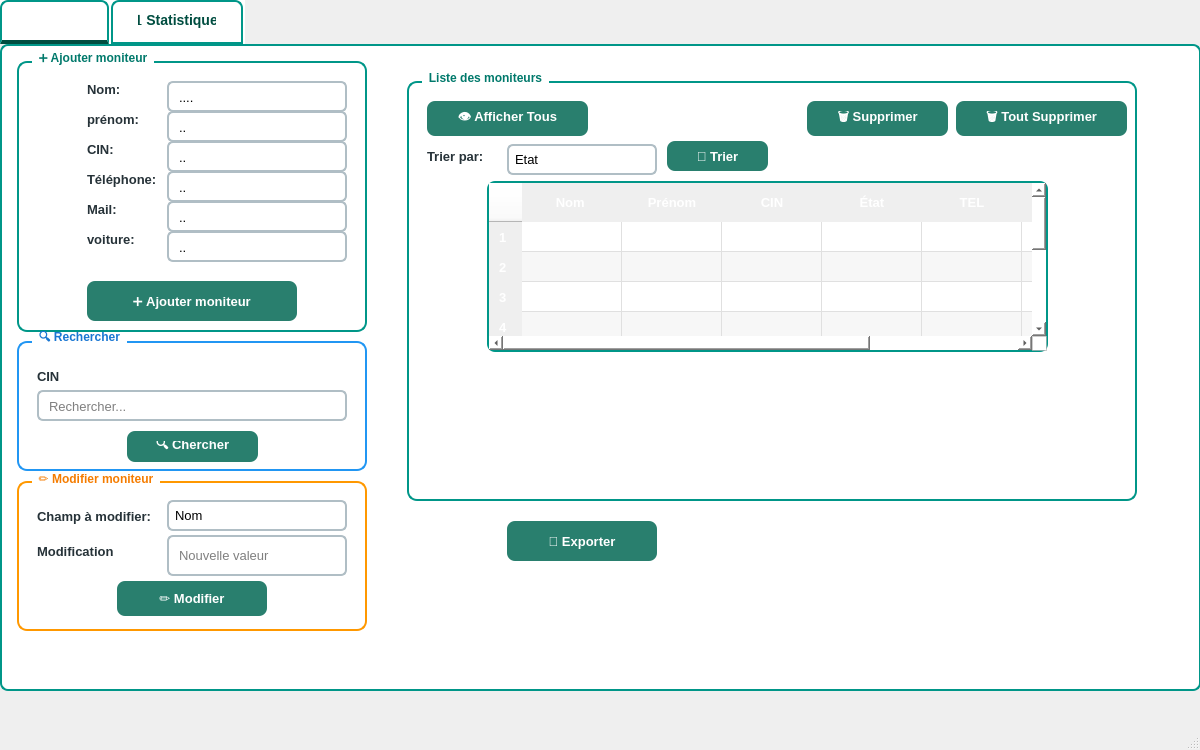
This is mainwindow.ui in Esprit-UP-Algo/projetcpp-2a25-s1-smart-driving-school as Qt 5 draws it before an edit. The edited form follows.
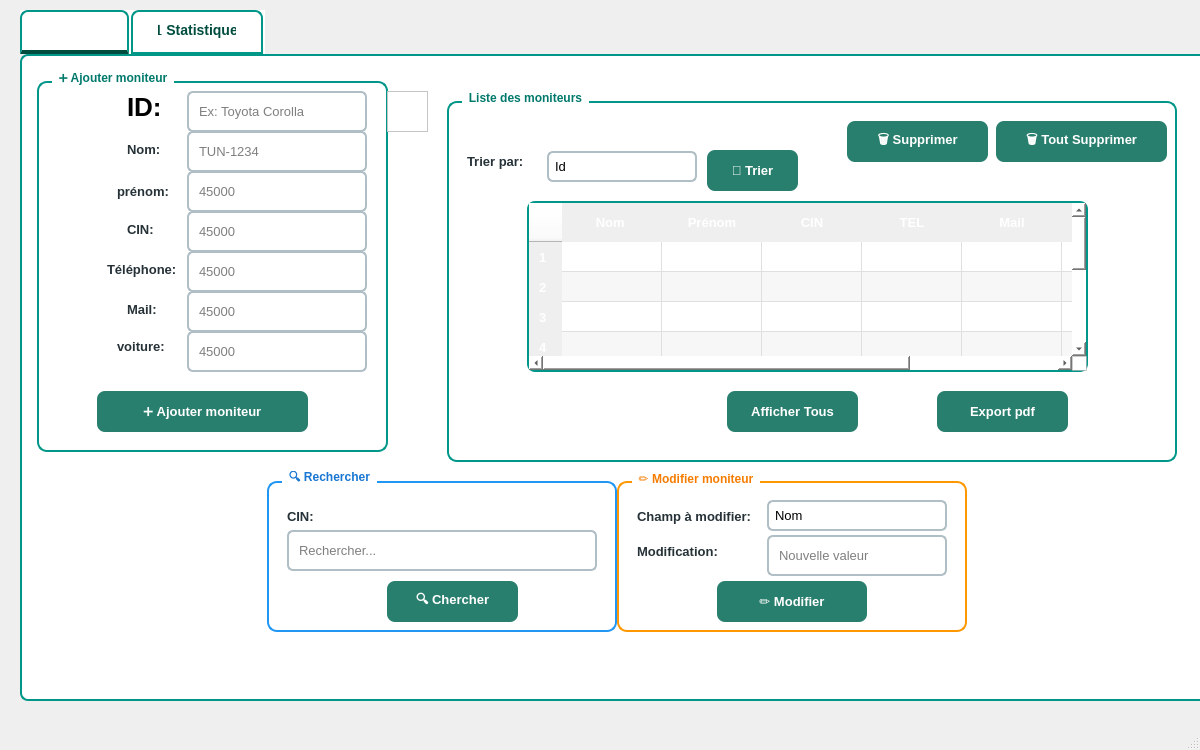
This is the edited form. The open tabs and pages were chosen to show the change. Icons and pictures are not drawn.

Diff of the .ui file:
```diff
--- a/mainwindow.ui
+++ b/mainwindow.ui
@@ -189,8 +189,8 @@
    <widget class="QTabWidget" name="tabWidget">
     <property name="geometry">
      <rect>
-      <x>0</x>
-      <y>0</y>
+      <x>20</x>
+      <y>10</y>
       <width>1201</width>
       <height>691</height>
      </rect>
@@ -199,7 +199,7 @@
      <string notr="true">background-color: rgb(255, 255, 255);</string>
     </property>
     <property name="currentIndex">
-     <number>1</number>
+     <number>0</number>
     </property>
     <widget class="QWidget" name="tab">
      <attribute name="title">
@@ -209,9 +209,9 @@
       <property name="geometry">
        <rect>
         <x>10</x>
-        <y>0</y>
-        <width>350</width>
-        <height>281</height>
+        <y>10</y>
+        <width>351</width>
+        <height>381</height>
        </rect>
       </property>
       <property name="styleSheet">
@@ -237,14 +237,15 @@
       <widget class="QLabel" name="label">
        <property name="geometry">
         <rect>
-         <x>70</x>
-         <y>30</y>
+         <x>90</x>
+         <y>70</y>
          <width>41</width>
          <height>16</height>
         </rect>
        </property>
        <property name="styleSheet">
         <string notr="true"> background: qlineargradient(x1:0, y1:0, x2:1, y2:1,
+alternate-background-color: rgb(0, 0, 0);
         stop:0 #E0F2F1, stop:1 #B2DFDB);</string>
        </property>
        <property name="text">
@@ -255,13 +256,16 @@
        <property name="geometry">
         <rect>
          <x>150</x>
-         <y>30</y>
+         <y>20</y>
          <width>180</width>
-         <height>31</height>
+         <height>41</height>
         </rect>
        </property>
+       <property name="styleSheet">
+        <string notr="true">color: rgb(0, 0, 0);</string>
+       </property>
        <property name="text">
-        <string>....</string>
+        <string/>
        </property>
        <property name="placeholderText">
         <string>Ex: Toyota Corolla</string>
@@ -270,14 +274,15 @@
       <widget class="QLabel" name="label_2">
        <property name="geometry">
         <rect>
-         <x>70</x>
-         <y>60</y>
+         <x>80</x>
+         <y>110</y>
          <width>51</width>
-         <height>16</height>
+         <height>21</height>
         </rect>
        </property>
        <property name="styleSheet">
         <string notr="true"> background: qlineargradient(x1:0, y1:0, x2:1, y2:1,
+alternate-background-color: rgb(0, 0, 0);
         stop:0 #E0F2F1, stop:1 #B2DFDB);
 </string>
        </property>
@@ -291,11 +296,14 @@
          <x>150</x>
          <y>60</y>
          <width>180</width>
-         <height>31</height>
+         <height>41</height>
         </rect>
        </property>
+       <property name="styleSheet">
+        <string notr="true">color: rgb(0, 0, 0);</string>
+       </property>
        <property name="text">
-        <string>..</string>
+        <string/>
        </property>
        <property name="placeholderText">
         <string>TUN-1234</string>
@@ -304,14 +312,15 @@
       <widget class="QLabel" name="label_4">
        <property name="geometry">
         <rect>
-         <x>70</x>
-         <y>90</y>
+         <x>90</x>
+         <y>150</y>
          <width>31</width>
          <height>16</height>
         </rect>
        </property>
        <property name="styleSheet">
         <string notr="true"> background: qlineargradient(x1:0, y1:0, x2:1, y2:1,
+alternate-background-color: rgb(0, 0, 0);
         stop:0 #E0F2F1, stop:1 #B2DFDB);</string>
        </property>
        <property name="text">
@@ -322,13 +331,16 @@
        <property name="geometry">
         <rect>
          <x>150</x>
-         <y>90</y>
+         <y>100</y>
          <width>180</width>
-         <height>31</height>
+         <height>41</height>
         </rect>
        </property>
+       <property name="styleSheet">
+        <string notr="true">color: rgb(0, 0, 0);</string>
+       </property>
        <property name="text">
-        <string>..</string>
+        <string/>
        </property>
        <property name="placeholderText">
         <string>45000</string>
@@ -338,13 +350,14 @@
        <property name="geometry">
         <rect>
          <x>70</x>
-         <y>120</y>
+         <y>190</y>
          <width>71</width>
          <height>16</height>
         </rect>
        </property>
        <property name="styleSheet">
         <string notr="true"> background: qlineargradient(x1:0, y1:0, x2:1, y2:1,
+alternate-background-color: rgb(0, 0, 0);
         stop:0 #E0F2F1, stop:1 #B2DFDB);</string>
        </property>
        <property name="text">
@@ -354,10 +367,10 @@
       <widget class="QPushButton" name="pushButton">
        <property name="geometry">
         <rect>
-         <x>70</x>
-         <y>230</y>
-         <width>210</width>
-         <height>40</height>
+         <x>60</x>
+         <y>320</y>
+         <width>211</width>
+         <height>41</height>
         </rect>
        </property>
        <property name="styleSheet">
@@ -371,8 +384,8 @@
       <widget class="QLabel" name="label_9">
        <property name="geometry">
         <rect>
-         <x>70</x>
-         <y>150</y>
+         <x>90</x>
+         <y>230</y>
          <width>31</width>
          <height>16</height>
         </rect>
@@ -388,10 +401,10 @@
       <widget class="QLabel" name="label_15">
        <property name="geometry">
         <rect>
-         <x>70</x>
-         <y>180</y>
+         <x>80</x>
+         <y>260</y>
          <width>51</width>
-         <height>16</height>
+         <height>31</height>
         </rect>
        </property>
        <property name="styleSheet">
@@ -406,13 +419,16 @@
        <property name="geometry">
         <rect>
          <x>150</x>
-         <y>120</y>
+         <y>140</y>
          <width>180</width>
-         <height>31</height>
+         <height>41</height>
         </rect>
        </property>
+       <property name="styleSheet">
+        <string notr="true">color: rgb(0, 0, 0);</string>
+       </property>
        <property name="text">
-        <string>..</string>
+        <string/>
        </property>
        <property name="placeholderText">
         <string>45000</string>
@@ -422,13 +438,16 @@
        <property name="geometry">
         <rect>
          <x>150</x>
-         <y>150</y>
+         <y>180</y>
          <width>180</width>
-         <height>31</height>
+         <height>41</height>
         </rect>
        </property>
+       <property name="styleSheet">
+        <string notr="true">color: rgb(0, 0, 0);</string>
+       </property>
        <property name="text">
-        <string>..</string>
+        <string/>
        </property>
        <property name="placeholderText">
         <string>45000</string>
@@ -438,13 +457,66 @@
        <property name="geometry">
         <rect>
          <x>150</x>
-         <y>180</y>
+         <y>220</y>
          <width>180</width>
+         <height>41</height>
+        </rect>
+       </property>
+       <property name="autoFillBackground">
+        <bool>false</bool>
+       </property>
+       <property name="styleSheet">
+        <string notr="true">color: rgb(0, 0, 0);</string>
+       </property>
+       <property name="text">
+        <string/>
+       </property>
+       <property name="placeholderText">
+        <string>45000</string>
+       </property>
+      </widget>
+      <widget class="QLabel" name="label_8">
+       <property name="geometry">
+        <rect>
+         <x>90</x>
+         <y>20</y>
+         <width>51</width>
          <height>31</height>
         </rect>
        </property>
+       <property name="font">
+        <font>
+         <pointsize>-1</pointsize>
+         <bold>true</bold>
+        </font>
+       </property>
+       <property name="autoFillBackground">
+        <bool>false</bool>
+       </property>
+       <property name="styleSheet">
+        <string notr="true">color: rgb(0, 0, 0);
+ background: qlineargradient(x1:0, y1:0, x2:1, y2:1,
+alternate-background-color: rgb(0, 0, 0);
+        stop:0 #E0F2F1, stop:1 #B2DFDB);</string>
+       </property>
        <property name="text">
-        <string>..</string>
+        <string>ID:</string>
+       </property>
+      </widget>
+      <widget class="QLineEdit" name="lineEdit_12">
+       <property name="geometry">
+        <rect>
+         <x>150</x>
+         <y>260</y>
+         <width>180</width>
+         <height>41</height>
+        </rect>
+       </property>
+       <property name="styleSheet">
+        <string notr="true">color: rgb(0, 0, 0);</string>
+       </property>
+       <property name="text">
+        <string/>
        </property>
        <property name="placeholderText">
         <string>45000</string>
@@ -454,10 +526,10 @@
      <widget class="QGroupBox" name="groupBox_2">
       <property name="geometry">
        <rect>
-        <x>10</x>
-        <y>280</y>
+        <x>240</x>
+        <y>410</y>
         <width>350</width>
-        <height>140</height>
+        <height>161</height>
        </rect>
       </property>
       <property name="styleSheet">
@@ -485,12 +557,17 @@
         <rect>
          <x>20</x>
          <y>35</y>
-         <width>150</width>
+         <width>31</width>
          <height>20</height>
         </rect>
        </property>
+       <property name="styleSheet">
+        <string notr="true">  background: qlineargradient(x1:0, y1:0, x2:1, y2:1,
+        stop:0 #E3F2FD, stop:1 #BBDEFB);
+    </string>
+       </property>
        <property name="text">
-        <string>CIN</string>
+        <string>CIN:</string>
        </property>
       </widget>
       <widget class="QLineEdit" name="lineEdit_3">
@@ -499,9 +576,12 @@
          <x>20</x>
          <y>59</y>
          <width>310</width>
-         <height>31</height>
+         <height>41</height>
         </rect>
        </property>
+       <property name="styleSheet">
+        <string notr="true">color: rgb(0, 0, 0);</string>
+       </property>
        <property name="placeholderText">
         <string>Rechercher...</string>
        </property>
@@ -509,10 +589,10 @@
       <widget class="QPushButton" name="pushButton_2">
        <property name="geometry">
         <rect>
-         <x>110</x>
-         <y>100</y>
+         <x>120</x>
+         <y>110</y>
          <width>131</width>
-         <height>31</height>
+         <height>41</height>
         </rect>
        </property>
        <property name="styleSheet">
@@ -527,10 +607,10 @@
      <widget class="QGroupBox" name="groupBox_3">
       <property name="geometry">
        <rect>
-        <x>10</x>
-        <y>420</y>
+        <x>590</x>
+        <y>410</y>
         <width>350</width>
-        <height>160</height>
+        <height>161</height>
        </rect>
       </property>
       <property name="styleSheet">
@@ -558,10 +638,14 @@
         <rect>
          <x>20</x>
          <y>35</y>
-         <width>150</width>
+         <width>121</width>
          <height>20</height>
         </rect>
        </property>
+       <property name="styleSheet">
+        <string notr="true"> background: qlineargradient(x1:0, y1:0, x2:1, y2:1,
+        stop:0 #FFF3E0, stop:1 #FFE0B2);</string>
+       </property>
        <property name="text">
         <string>Champ à modifier:</string>
        </property>
@@ -575,6 +659,9 @@
          <height>31</height>
         </rect>
        </property>
+       <property name="styleSheet">
+        <string notr="true">color: rgb(0, 0, 0);</string>
+       </property>
        <item>
         <property name="text">
          <string>Nom</string>
@@ -611,12 +698,16 @@
         <rect>
          <x>20</x>
          <y>70</y>
-         <width>130</width>
+         <width>101</width>
          <height>20</height>
         </rect>
        </property>
+       <property name="styleSheet">
+        <string notr="true"> background: qlineargradient(x1:0, y1:0, x2:1, y2:1,
+        stop:0 #FFF3E0, stop:1 #FFE0B2);</string>
+       </property>
        <property name="text">
-        <string>Modification</string>
+        <string>Modification:</string>
        </property>
       </widget>
       <widget class="QLineEdit" name="lineEdit_5">
@@ -628,6 +719,9 @@
          <height>41</height>
         </rect>
        </property>
+       <property name="styleSheet">
+        <string notr="true">color: rgb(0, 0, 0);</string>
+       </property>
        <property name="placeholderText">
         <string>Nouvelle valeur</string>
        </property>
@@ -638,7 +732,7 @@
          <x>100</x>
          <y>110</y>
          <width>150</width>
-         <height>35</height>
+         <height>41</height>
         </rect>
        </property>
        <property name="styleSheet">
@@ -653,10 +747,10 @@
      <widget class="QGroupBox" name="groupBox_4">
       <property name="geometry">
        <rect>
-        <x>400</x>
-        <y>20</y>
+        <x>420</x>
+        <y>30</y>
         <width>730</width>
-        <height>430</height>
+        <height>371</height>
        </rect>
       </property>
       <property name="styleSheet">
@@ -678,30 +772,13 @@
       <property name="title">
        <string>Liste des moniteurs</string>
       </property>
-      <widget class="QPushButton" name="pushButton_4">
-       <property name="geometry">
-        <rect>
-         <x>20</x>
-         <y>30</y>
-         <width>161</width>
-         <height>35</height>
-        </rect>
-       </property>
-       <property name="styleSheet">
-        <string notr="true">background-color: rgb(41, 127, 110);
-color: rgb(255, 255, 255);</string>
-       </property>
-       <property name="text">
-        <string>👁️ Afficher Tous</string>
-       </property>
-      </widget>
       <widget class="QPushButton" name="pushButton_6">
        <property name="geometry">
         <rect>
          <x>400</x>
          <y>30</y>
          <width>141</width>
-         <height>35</height>
+         <height>41</height>
         </rect>
        </property>
        <property name="styleSheet">
@@ -718,7 +795,7 @@
          <x>549</x>
          <y>30</y>
          <width>171</width>
-         <height>35</height>
+         <height>41</height>
         </rect>
        </property>
        <property name="styleSheet">
@@ -732,7 +809,7 @@
        <property name="geometry">
         <rect>
          <x>20</x>
-         <y>75</y>
+         <y>60</y>
          <width>80</width>
          <height>20</height>
         </rect>
@@ -745,14 +822,17 @@
        <property name="geometry">
         <rect>
          <x>100</x>
-         <y>73</y>
+         <y>60</y>
          <width>150</width>
          <height>31</height>
         </rect>
        </property>
+       <property name="styleSheet">
+        <string notr="true">color: rgb(0, 0, 0);</string>
+       </property>
        <item>
         <property name="text">
-         <string>Etat</string>
+         <string>Id</string>
         </property>
        </item>
        <item>
@@ -765,9 +845,9 @@
        <property name="geometry">
         <rect>
          <x>260</x>
-         <y>70</y>
-         <width>101</width>
-         <height>30</height>
+         <y>59</y>
+         <width>91</width>
+         <height>41</height>
         </rect>
        </property>
        <property name="styleSheet">
@@ -787,6 +867,9 @@
          <height>171</height>
         </rect>
        </property>
+       <property name="styleSheet">
+        <string notr="true">color: rgb(0, 0, 0);</string>
+       </property>
        <property name="alternatingRowColors">
         <bool>true</bool>
        </property>
@@ -815,16 +898,16 @@
          <string>CIN</string>
         </property>
        </column>
-       <column>
-        <property name="text">
-         <string>État</string>
-        </property>
-       </column>
        <column>
         <property name="text">
          <string>TEL</string>
         </property>
        </column>
+       <column>
+        <property name="text">
+         <string>Mail</string>
+        </property>
+       </column>
        <column>
         <property name="text">
          <string>voiture</string>
@@ -836,43 +919,41 @@
         </property>
        </column>
       </widget>
-      <widget class="QLabel" name="label_8">
+      <widget class="QPushButton" name="pushButton_3">
        <property name="geometry">
         <rect>
-         <x>300</x>
+         <x>280</x>
          <y>300</y>
-         <width>101</width>
-         <height>61</height>
+         <width>131</width>
+         <height>41</height>
         </rect>
        </property>
+       <property name="styleSheet">
+        <string notr="true">background-color: rgb(41, 127, 110);
+color: rgb(255, 255, 255);</string>
+       </property>
        <property name="text">
-        <string/>
+        <string>Afficher Tous</string>
        </property>
-       <property name="pixmap">
-        <pixmap resource="resources.qrc">:/images/logo.jpg</pixmap>
+      </widget>
+      <widget class="QPushButton" name="pushButton_4">
+       <property name="geometry">
+        <rect>
+         <x>490</x>
+         <y>300</y>
+         <width>131</width>
+         <height>41</height>
+        </rect>
        </property>
-       <property name="scaledContents">
-        <bool>true</bool>
+       <property name="styleSheet">
+        <string notr="true">background-color: rgb(41, 127, 110);
+color: rgb(255, 255, 255);</string>
        </property>
+       <property name="text">
+        <string>Export pdf</string>
+       </property>
       </widget>
      </widget>
-     <widget class="QPushButton" name="pushButton_8">
-      <property name="geometry">
-       <rect>
-        <x>500</x>
-        <y>470</y>
-        <width>150</width>
-        <height>40</height>
-       </rect>
-      </property>
-      <property name="styleSheet">
-       <string notr="true">background-color: rgb(41, 127, 110);
-color: rgb(255, 255, 255);</string>
-      </property>
-      <property name="text">
-       <string>📄 Exporter</string>
-      </property>
-     </widget>
      <widget class="QPushButton" name="pushButton_7">
       <property name="geometry">
        <rect>
@@ -896,6 +977,28 @@
        <string>❌ Quitter</string>
       </property>
      </widget>
+     <widget class="QFrame" name="frame">
+      <property name="geometry">
+       <rect>
+        <x>360</x>
+        <y>30</y>
+        <width>41</width>
+        <height>41</height>
+       </rect>
+      </property>
+      <property name="frameShape">
+       <enum>QFrame::Shape::StyledPanel</enum>
+      </property>
+      <property name="frameShadow">
+       <enum>QFrame::Shadow::Raised</enum>
+      </property>
+     </widget>
+     <zorder>groupBox</zorder>
+     <zorder>groupBox_2</zorder>
+     <zorder>groupBox_4</zorder>
+     <zorder>pushButton_7</zorder>
+     <zorder>frame</zorder>
+     <zorder>groupBox_3</zorder>
     </widget>
     <widget class="QWidget" name="tab_2">
      <attribute name="title">
```
Left out of the diff: 4 changed lines with no effect on the pictures.
